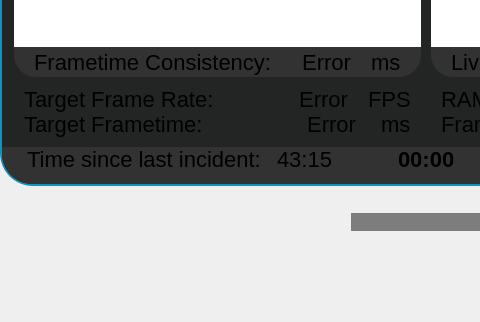
Old version of the form src/userinterface/dashboardui.ui in the repository Trixxle/SeamenPerformanceOverlay; both pictures show x 0 to 480 and y 257 to 579 of the 918 by 579 pixel window.
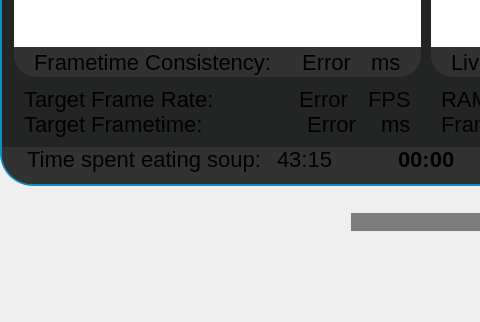
New version of the form. Icons and pictures are not drawn. Custom widgets are drawn as their Qt base class.

Diff of the .ui file:
```diff
--- a/src/userinterface/dashboardui.ui
+++ b/src/userinterface/dashboardui.ui
@@ -701,7 +701,7 @@
              <item>
               <widget class="QLabel" name="playTimeTitle">
                <property name="text">
-                <string>Time since last incident:</string>
+                <string>Time spent eating soup:</string>
                </property>
                <property name="textFormat">
                 <enum>Qt::TextFormat::AutoText</enum>
```
